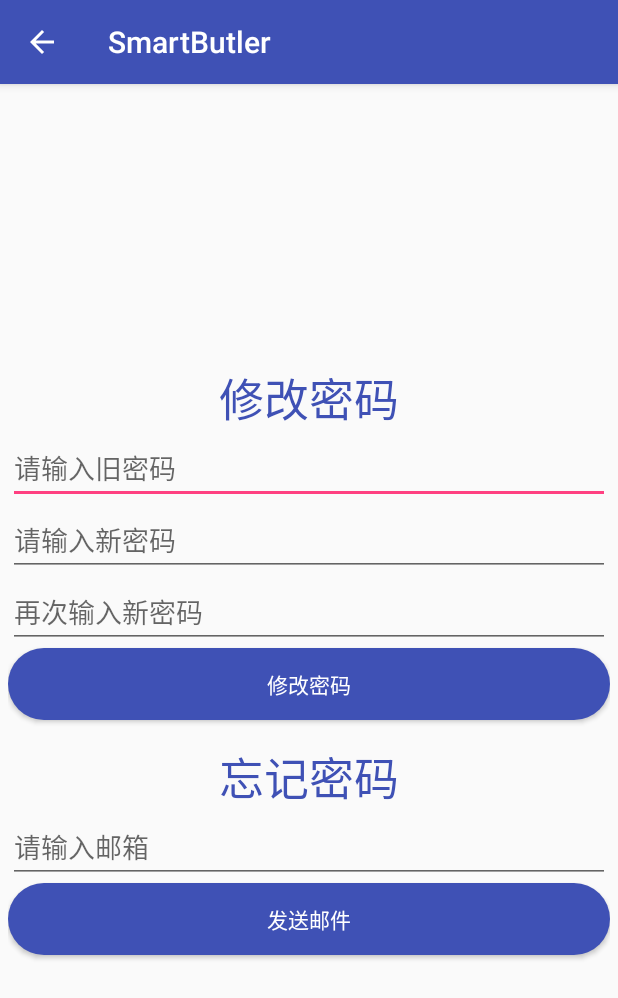
After one commit to WindFromFarEast/SmartButler, an Android app: the ForgetPasswordActivity screen opened directly, with no data from a screen before it, on a phone screen of 412 x 824 dp. The commit adds this screen. Shown: the top 998 px of the screen. Run offline under Robolectric (Android 15) with nearby library versions, the phone set to English and light mode, and no system bars; libraries missing offline, so code that uses them is left out: cn.bmob.v3; Roboto replaces fonts that are not available here.

Commit message:
完成用户登录、注册、修改密码、找回密码的功能

```diff
--- a/app/src/main/java/com/studio/smartbutler/application/BaseApplication.java
+++ b/app/src/main/java/com/studio/smartbutler/application/BaseApplication.java
@@ -5,6 +5,8 @@ import android.content.Context;
 
 import com.studio.smartbutler.utils.StaticClass;
 import com.tencent.bugly.crashreport.CrashReport;
+
+import cn.bmob.v3.Bmob;
 
 /**
  * project name:SmartButler
@@ -25,6 +27,8 @@ public class BaseApplication extends Application
         super.onCreate();
         //初始化Bugly
         CrashReport.initCrashReport(getApplicationContext(), StaticClass.BUGLY_APP_ID, true);
+        //初始化Bmob
+        Bmob.initialize(this, StaticClass.BMOB_APP_ID);
         //初始化上下文
         mContext=getApplicationContext();
     }
--- /dev/null
+++ b/app/src/main/java/com/studio/smartbutler/ui/ForgetPasswordActivity.java
@@ -0,0 +1,93 @@
+package com.studio.smartbutler.ui;
+
+import android.os.Bundle;
+import android.text.TextUtils;
+import android.view.View;
+import android.widget.Button;
+import android.widget.EditText;
+import android.widget.Toast;
+
+import com.studio.smartbutler.R;
+import com.studio.smartbutler.entity.MyUser;
+
+import cn.bmob.v3.exception.BmobException;
+import cn.bmob.v3.listener.UpdateListener;
+
+/**
+ * project name: SmartButler
+ * package name: com.studio.smartbutler.ui
+ * file name: ForgetPasswordActivity
+ * creator: WindFromFarEast
+ * created time: 2017/7/15 11:54
+ * description: 忘记密码页
+ */
+
+public class ForgetPasswordActivity extends BaseActivity implements View.OnClickListener
+{
+    private EditText et_now;
+    private EditText et_new1;
+    private EditText et_new2;
+    private EditText et_email;
+    private Button btn_change_password;
+    private Button btn_send_email;
+
+    @Override
+    public void onCreate(Bundle savedInstanceState)
+    {
+        super.onCreate(savedInstanceState);
+        setContentView(R.layout.activity_forget_password);
+        initView();
+    }
+
+    private void initView()
+    {
+        et_email= (EditText) findViewById(R.id.et_email);
+        btn_change_password= (Button) findViewById(R.id.btn_change_password);
+        btn_send_email= (Button) findViewById(R.id.btn_send_email);
+
+        btn_change_password.setOnClickListener(this);
+        btn_send_email.setOnClickListener(this);
+    }
+
+    @Override
+    public void onClick(View v)
+    {
+        switch (v.getId())
+        {
+            case R.id.btn_change_password:
+            {
+                Toast.makeText(ForgetPasswordActivity.this,"该功能只有在登陆后才能使用!",Toast.LENGTH_SHORT).show();
+                break;
+            }
+            case R.id.btn_send_email:
+            {
+                String email=et_email.getText().toString().trim();
+                if (TextUtils.isEmpty(email))
+                {
+                    Toast.makeText(ForgetPasswordActivity.this,"输入框不能为空",Toast.LENGTH_SHORT).show();
+                }
+                else
+                {
+                    MyUser.resetPasswordByEmail(email, new UpdateListener()
+                    {
+                        @Override
+                        public void done(BmobException e)
+                        {
+                            if (e==null)
+                            {
+                                Toast.makeText(ForgetPasswordActivity.this,"邮件已发送",Toast.LENGTH_SHORT).show();
+                                finish();
+                            }
+                            else
+                            {
+                                Toast.makeText(ForgetPasswordActivity.this,"邮件发送失败",Toast.LENGTH_SHORT).show();
+                            }
+                        }
+                    });
+                    finish();
+                }
+                break;
+            }
+        }
+    }
+}
--- a/app/src/main/java/com/studio/smartbutler/ui/SplashActivity.java
+++ b/app/src/main/java/com/studio/smartbutler/ui/SplashActivity.java
@@ -49,7 +49,7 @@ public class SplashActivity extends AppCompatActivity
                     }
                     else
                     {
-                        startActivity(new Intent(SplashActivity.this,GuideActivity.class));
+                        startActivity(new Intent(SplashActivity.this,LoginActivity.class));
                     }
                     finish();
                     break;
--- a/app/src/main/java/com/studio/smartbutler/utils/StaticClass.java
+++ b/app/src/main/java/com/studio/smartbutler/utils/StaticClass.java
@@ -17,5 +17,6 @@ public class StaticClass
     public static final String FIRST_RUN="first_run";
     //腾讯Bugly需要的AppId
     public static final String BUGLY_APP_ID="97f5a37836";
-
+    //Bomb Key
+    public static final String BMOB_APP_ID="9ad1efaaa3fa7be4abab2a7496fab8b8";
 }
--- /dev/null
+++ b/app/src/main/res/layout/activity_forget_password.xml
@@ -0,0 +1,64 @@
+<?xml version="1.0" encoding="utf-8"?>
+<LinearLayout xmlns:android="http://schemas.android.com/apk/res/android"
+              android:orientation="vertical"
+              android:gravity="center"
+              android:padding="5dp"
+              android:layout_width="match_parent"
+              android:layout_height="match_parent">
+
+    <TextView
+        android:layout_width="wrap_content"
+        android:layout_height="wrap_content"
+        android:text="修改密码"
+        android:textSize="30sp"
+        android:textColor="@color/colorPrimary"/>
+
+    <EditText
+        android:id="@+id/et_now"
+        android:layout_width="match_parent"
+        android:layout_height="wrap_content"
+        android:hint="请输入旧密码"/>
+
+    <EditText
+        android:id="@+id/et_new1"
+        android:layout_width="match_parent"
+        android:layout_height="wrap_content"
+        android:hint="请输入新密码"/>
+
+    <EditText
+        android:id="@+id/et_new2"
+        android:layout_width="match_parent"
+        android:layout_height="wrap_content"
+        android:hint="再次输入新密码"/>
+
+    <Button
+        android:id="@+id/btn_change_password"
+        android:layout_width="match_parent"
+        android:layout_height="wrap_content"
+        android:background="@drawable/btn_start"
+        android:text="修改密码"
+        android:textColor="@android:color/white"/>
+
+    <TextView
+        android:layout_width="wrap_content"
+        android:layout_height="wrap_content"
+        android:layout_marginTop="15dp"
+        android:text="忘记密码"
+        android:textSize="30sp"
+        android:textColor="@color/colorPrimary"/>
+
+    <EditText
+        android:id="@+id/et_email"
+        android:layout_width="match_parent"
+        android:layout_height="wrap_content"
+        android:hint="请输入邮箱"/>
+
+    <Button
+        android:id="@+id/btn_send_email"
+        android:layout_width="match_parent"
+        android:layout_height="wrap_content"
+        android:background="@drawable/btn_start"
+        android:text="发送邮件"
+        android:textColor="@android:color/white"/>
+
+</LinearLayout>
--- a/build.gradle
+++ b/build.gradle
@@ -15,6 +15,8 @@ buildscript {
 allprojects {
     repositories {
         jcenter()
+        //Bmob的maven仓库地址--必填
+        maven { url "https://raw.github.com/bmob/bmob-android-sdk/master" }
     }
 }
 
```
Also changed, not shown: app/build.gradle (+7 -0 lines), app/src/main/AndroidManifest.xml (+28 -4 lines), app/src/main/java/com/studio/smartbutler/entity/MyUser.java (added, +49 -0 lines), app/src/main/java/com/studio/smartbutler/ui/LoginActivity.java (added, +180 -0 lines), app/src/main/java/com/studio/smartbutler/ui/RegisterActivity.java (added, +135 -0 lines), app/src/main/res/layout/activity_login.xml (added, +73 -0 lines), app/src/main/res/layout/activity_register.xml (added, +89 -0 lines).
